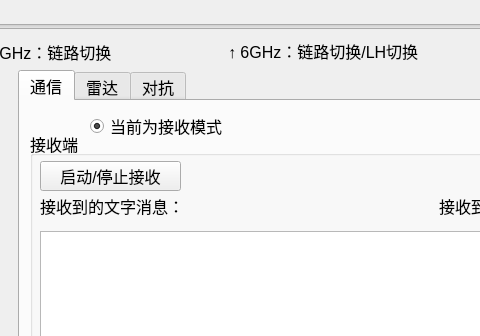
Before: the Qt Designer form python312_uwbHost/gui/form.ui in MrGEFORCE/uwbValidation, drawn with Qt 5; both pictures show x 282 to 762 and y 0 to 336 of the 1280 by 900 pixel window.
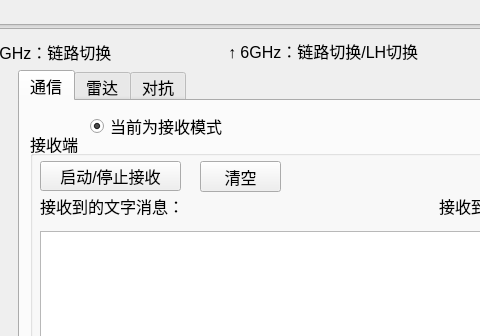
After: the same form once the commit is applied. The open tabs and pages were chosen to show the change.

Commit message: go test servet init and host comm func validated

```diff
--- a/python312_uwbHost/gui/form.ui
+++ b/python312_uwbHost/gui/form.ui
@@ -1041,6 +1041,19 @@
        <string>启动/停止接收</string>
       </property>
      </widget>
+     <widget class="QPushButton" name="pushButton_commClear">
+      <property name="geometry">
+       <rect>
+        <x>170</x>
+        <y>30</y>
+        <width>81</width>
+        <height>31</height>
+       </rect>
+      </property>
+      <property name="text">
+       <string>清空</string>
+      </property>
+     </widget>
     </widget>
     <widget class="QGroupBox" name="groupBox_3">
      <property name="geometry">
```
Left out of the diff: 2 changed lines with no effect on the pictures. The commit also changes 25 other files.
